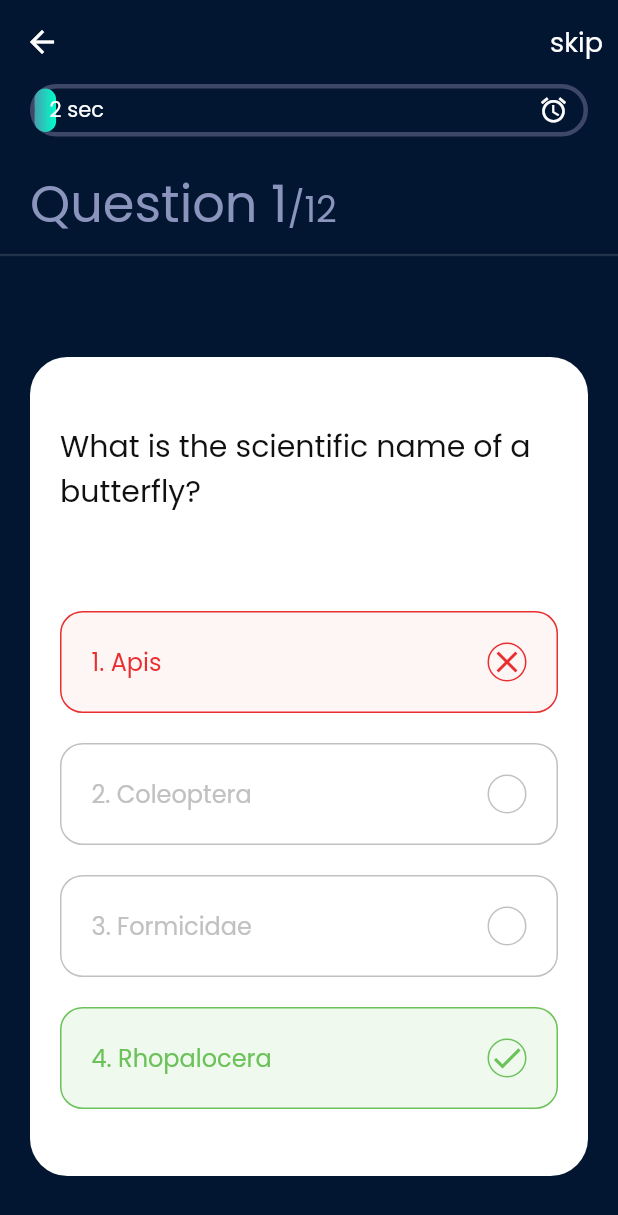
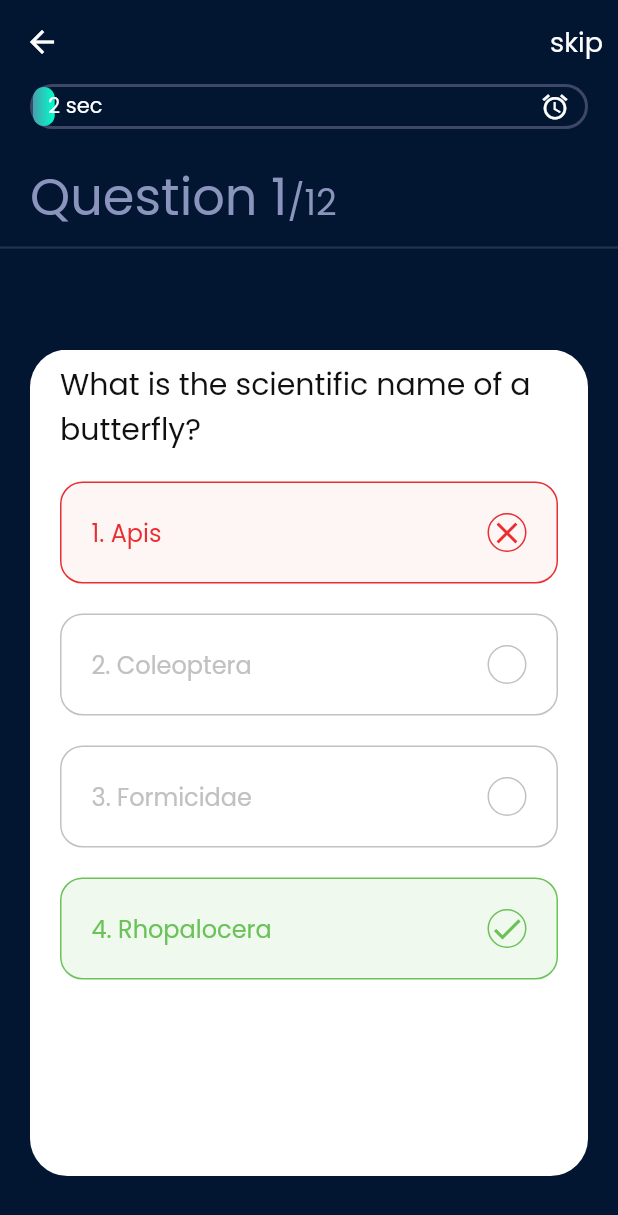
Before and after one commit to kuttyhub/Quiz-app, a Flutter app: the QuizScreen screen opened by its route, after a tap on an icon or button, on a phone screen of 412 x 824 dp. Shown: the top 1215 px of the screen. Run offline on Flutter 3.47's test engine with Material 2 defaults, Android fonts, the phone set to English and light mode, and no system bars.

```diff
--- a/lib/Screens/quiz/components/correct_option.dart
+++ b/lib/Screens/quiz/components/correct_option.dart
@@ -24,9 +24,12 @@ class CorrectOption extends StatelessWidget {
         child: Row(
           mainAxisAlignment: MainAxisAlignment.spaceBetween,
           children: [
-            Text(
-              "${index + 1}. $text",
-              style: TextStyle(color: kGreenColor, fontSize: 16),
+            Expanded(
+              child: Text(
+                "${index + 1}. $text",
+                style: TextStyle(color: kGreenColor, fontSize: 16),
+                overflow: TextOverflow.ellipsis,
+              ),
             ),
             Container(
               height: 26,
--- a/lib/Screens/quiz/components/defalut_option.dart
+++ b/lib/Screens/quiz/components/defalut_option.dart
@@ -22,9 +22,12 @@ class DefaultOption extends StatelessWidget {
         child: Row(
           mainAxisAlignment: MainAxisAlignment.spaceBetween,
           children: [
-            Text(
-              "${index + 1}. $text",
-              style: TextStyle(color:kGrayColor, fontSize: 16),
+            Expanded(
+              child: Text(
+                "${index + 1}. $text",
+                style: TextStyle(color:kGrayColor, fontSize: 16),
+                overflow: TextOverflow.ellipsis,
+              ),
             ),
             Container(
               height: 26,
--- a/lib/Screens/quiz/components/progress_bar.dart
+++ b/lib/Screens/quiz/components/progress_bar.dart
@@ -10,9 +10,9 @@ class ProgressBar extends StatelessWidget {
   Widget build(BuildContext context) {
     return Container(
       width: double.infinity,
-      height: 35,
+      height: 30,
       decoration: BoxDecoration(
-        border: Border.all(color: Color(0xFF3F4768), width: 3),
+        border: Border.all(color: Color(0xFF3F4768), width: 2),
         borderRadius: BorderRadius.circular(50),
       ),
       child: Stack(
--- a/lib/Screens/quiz/components/wrong_option.dart
+++ b/lib/Screens/quiz/components/wrong_option.dart
@@ -24,9 +24,12 @@ class WrongOption extends StatelessWidget {
         child: Row(
           mainAxisAlignment: MainAxisAlignment.spaceBetween,
           children: [
-            Text(
-              "${index + 1}. $text",
-              style: TextStyle(color: kRedColor, fontSize: 16),
+            Expanded(
+              child: Text(
+                "${index + 1}. $text",
+                style: TextStyle(color: kRedColor, fontSize: 16),
+                overflow: TextOverflow.ellipsis,
+              ),
             ),
             Container(
               height: 26,
--- a/lib/Screens/quiz/quiz_screen.dart
+++ b/lib/Screens/quiz/quiz_screen.dart
@@ -206,11 +206,12 @@ class _QuizScreenState extends State<QuizScreen>
                             color: Colors.white,
                             borderRadius: BorderRadius.circular(25),
                           ),
+                          child: Padding(
+                            padding: const EdgeInsets.symmetric(vertical: 8),
                             child: Column(
                               mainAxisAlignment: MainAxisAlignment.center,
                               mainAxisSize: MainAxisSize.min,
                               children: [
-                              Spacer(),
                                 Text(
                                   _questions[index].question,
                                   style: Theme.of(context)
@@ -218,8 +219,9 @@ class _QuizScreenState extends State<QuizScreen>
                                       .headline6
                                       .copyWith(color: kBlackColor),
                                 ),
-                              Spacer(),
-                              Column(
+                                Expanded(
+                                  child: SingleChildScrollView(
+                                    child: Column(
                                       children: [
                                         ...List.generate(
                                           _questions[index].answers.length,
@@ -231,8 +233,10 @@ class _QuizScreenState extends State<QuizScreen>
                                         ),
                                       ],
                                     ),
-                              Spacer(),
+                                  ),
+                                ),
                               ],
+                            ),
                           ),
                         ),
                         itemCount: _questions.length,
```
Also changed, not shown: lib/Screens/quiz/components/option.dart (deleted, +0 -76 lines), pubspec.lock, 4 other files. Lines whose indentation alone changed are shown as unchanged.
